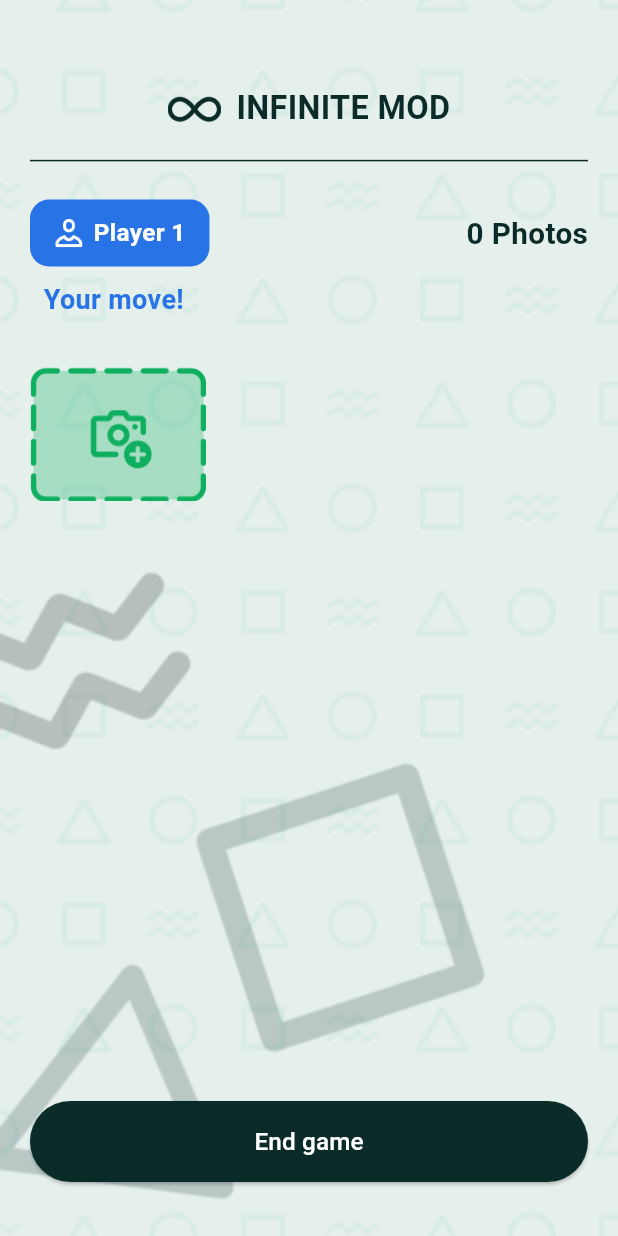
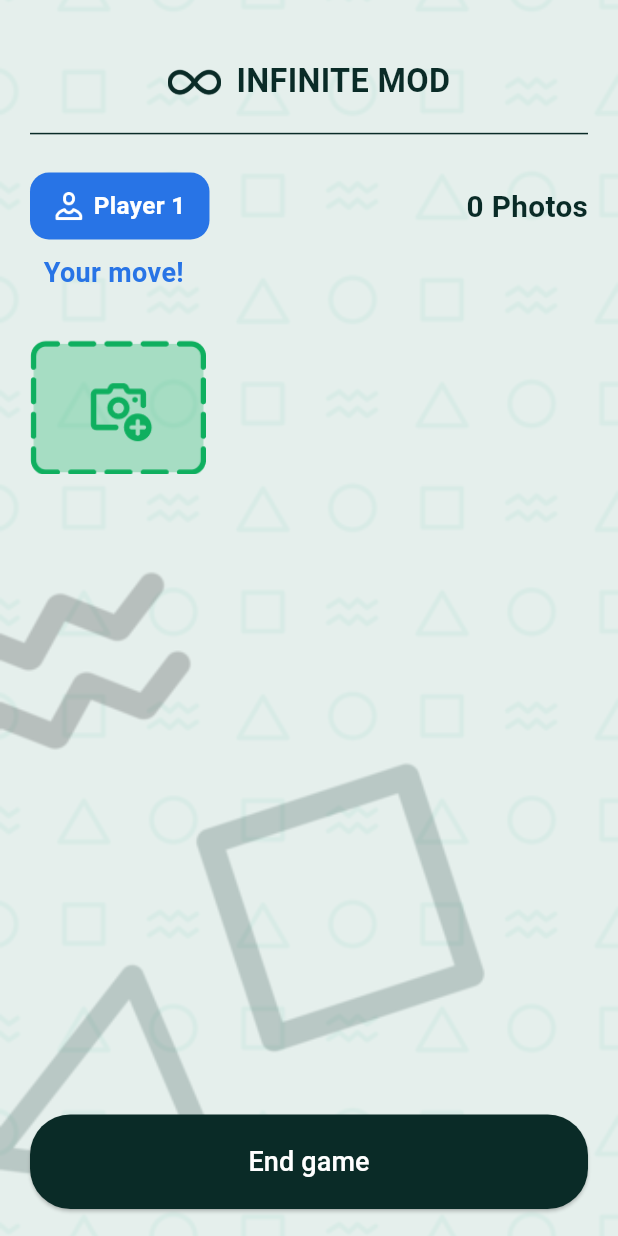
Before and after one commit to talhaliaqat3355/geometryhunter, a Flutter app: the GameModeScreen screen opened directly, after a tap on "INFINITE MOD", on a phone screen of 412 x 824 dp. Run offline on Flutter 3.47's test engine with Material 3 defaults, Android fonts, the phone set to English and light mode, and no system bars; our stand-ins replace audioplayers, device_preview, flutter_screenutil, get, image_picker.

```diff
--- a/lib/constants.dart
+++ b/lib/constants.dart
@@ -1,12 +1,13 @@
 import 'package:flutter/material.dart';
 import 'package:flutter_screenutil/flutter_screenutil.dart';
-
+// colors
 const kPrimaryColor = Color(0xFF0A2B27);
 const kSecondaryColor = Color(0xFF0FAF5F);
 const kPlayerColor = Color(0xFF2874E6);
 const kDrawTextColor = Color(0xFF5B5B5B);
 const kTextColor = Color(0xFF000000);
 const kPGContentTextColor = Color(0xFF141414);
+// TextStyles
 final kGalleryTextStyle = TextStyle(
   fontSize: 18.sp,
   color: Colors.white,
@@ -17,3 +18,53 @@ final kStartNewGameTextStyle =TextStyle(
   color: Colors.white,
   fontWeight: FontWeight.w600,
 );
+final kBackButtonTextStyle =  TextStyle(
+  fontWeight: FontWeight.bold,
+  fontSize: 18.sp,
+  color: kPrimaryColor,
+);
+final kSelectModTextStyle = TextStyle(
+  fontSize: 24.sp,
+  fontWeight: FontWeight.bold,
+  letterSpacing: 1,
+);
+final kBuildGameModTitleTextStyle =TextStyle(
+  fontSize: 26.sp,
+  color: kPrimaryColor,
+  fontWeight: FontWeight.bold,
+);
+final kTicTacToeTextStyle =TextStyle(
+  fontSize: 20,
+  fontWeight: FontWeight.bold,
+  letterSpacing: 1.w,
+  color: kPrimaryColor,
+);
+final kEndGameButtonTextStyle =  TextStyle(
+  color: Colors.white,
+  fontSize: 20.sp,
+);
+final k1vs1TextStyle = TextStyle(
+    fontSize: 24.sp,
+    fontWeight: FontWeight.bold,
+    color: kPrimaryColor
+);
+final kInfiniteModTextStyle = TextStyle(
+  fontWeight: FontWeight.bold,
+  fontSize: 24.sp,
+  color: kPrimaryColor,
+);
+final kPhotoCountTextStyle=TextStyle(
+    fontSize: 22.sp,
+    fontWeight: FontWeight.bold,
+    color: kPrimaryColor
+);
+final kYoursMoveTextStyle = TextStyle(
+  fontWeight: FontWeight.bold,
+  fontSize: 20.sp,
+  color: kPlayerColor,
+);
+final kPlayer1TextStyle =TextStyle(
+  color: Colors.white,
+  fontWeight: FontWeight.bold,
+  fontSize: 18.sp,
+);
--- a/lib/screens/game_mode_screen.dart
+++ b/lib/screens/game_mode_screen.dart
@@ -38,11 +38,7 @@ class GameModeScreen extends StatelessWidget {
                         SizedBox(width: 1.w),
                         Text(
                           "BACK",
-                          style: TextStyle(
-                            fontWeight: FontWeight.bold,
-                            fontSize: 18.sp,
-                            color: kPrimaryColor,
-                          ),
+                          style: kBackButtonTextStyle
                         ),
                       ],
                     ),
@@ -52,11 +48,7 @@ class GameModeScreen extends StatelessWidget {
                    Center(
                     child: Text(
                       "SELECT A MOD",
-                      style: TextStyle(
-                        fontSize: 24.sp,
-                        fontWeight: FontWeight.bold,
-                        letterSpacing: 1,
-                      ),
+                      style: kSelectModTextStyle
                     ),
                   ),
                    SizedBox(height: 40.h),
@@ -119,11 +111,7 @@ class GameModeScreen extends StatelessWidget {
              SizedBox(height: 10.h),
             Text(
               title,
-              style:  TextStyle(
-                fontSize: 26.sp,
-                color: kPrimaryColor,
-                fontWeight: FontWeight.bold,
-              ),
+              style: kBuildGameModTitleTextStyle
             ),
           ],
         ),
--- a/lib/screens/guide_screen.dart
+++ b/lib/screens/guide_screen.dart
@@ -121,7 +121,7 @@ class GuideScreen extends StatelessWidget {
                       },
                       style: ElevatedButton.styleFrom(
                         backgroundColor: kSecondaryColor,
-                        minimumSize:  Size(double.infinity, 60.h),
+                        minimumSize:  Size(double.infinity, 70.h),
                         shape: RoundedRectangleBorder(
                           borderRadius: BorderRadius.circular(30.r),
                         ),
--- a/lib/screens/infinite-mod_screen.dart
+++ b/lib/screens/infinite-mod_screen.dart
@@ -51,45 +51,40 @@ class _InfiniteModScreenState extends State<InfiniteModScreen> {
     }));
   }
 
-
   @override
   Widget build(BuildContext context) {
     return Scaffold(
       body: Stack(
         children: [
           Positioned.fill(
-              child: Image.asset('assets/images/bg.png',
+              child: Image.asset(
+                'assets/images/bg.png',
                 fit: BoxFit.cover,
-              )
-          ),
+              )),
           SafeArea(
-              child: Padding(
-                padding: EdgeInsets.symmetric(horizontal:20.w, vertical: 20.h),
             child: Column(
               children: [
-                     SizedBox(height: 40.h),
+                // Main scrollable content
+                Expanded(
+                  child: SingleChildScrollView(
+                    padding: EdgeInsets.symmetric(horizontal: 20.w, vertical: 20.h),
+                    child: Column(
+                      crossAxisAlignment: CrossAxisAlignment.stretch,
+                      children: [
+                        SizedBox(height: 20.h),
                         Row(
                           mainAxisAlignment: MainAxisAlignment.center,
                           children: [
-                        Image.asset(
-                          'assets/images/infinite_icon.png',
-                          height: 40.h,
-                        ),
+                            Image.asset('assets/images/infinite_icon.png', height: 40.h),
                             SizedBox(width: 10.w),
                             Text(
                               'INFINITE MOD',
-                          style: TextStyle(
-                            fontWeight: FontWeight.bold,
-                            fontSize: 24.sp,
-                            color: kPrimaryColor,
-                          ),
+                              style: kInfiniteModTextStyle
                             )
                           ],
                         ),
                         SizedBox(height: 10.h),
-                    Divider(
-                      color: kPrimaryColor,
-                    ),
+                        Divider(color: kPrimaryColor),
                         SizedBox(height: 20.h),
                         Row(
                           mainAxisAlignment: MainAxisAlignment.spaceBetween,
@@ -97,11 +92,7 @@ class _InfiniteModScreenState extends State<InfiniteModScreen> {
                             _playerTag(),
                             Text(
                               '${_images.length} Photos',
-                          style: TextStyle(
-                            fontSize: 22.sp,
-                            fontWeight: FontWeight.bold,
-                            color: kPrimaryColor
-                          ),
+                              style: kPhotoCountTextStyle
                             )
                           ],
                         ),
@@ -110,43 +101,51 @@ class _InfiniteModScreenState extends State<InfiniteModScreen> {
                           padding: EdgeInsets.symmetric(horizontal: 10.h),
                           child: Align(
                             alignment: Alignment.centerLeft,
-                        child:  Text(
+                            child: Text(
                               'Your move!',
-                          style: TextStyle(
-                          fontWeight: FontWeight.bold,
-                            fontSize: 20.sp,
-                            color: kPlayerColor,
-                        ),
+                              style: kYoursMoveTextStyle
                             ),
                           ),
                         ),
                         SizedBox(height: 20.h),
-                    Expanded(
-                            child: GridView.builder(
+
+                        GridView.builder(
+                          shrinkWrap: true,
+                          physics: NeverScrollableScrollPhysics(),
                           itemCount: _images.length + 1,
                           gridDelegate: const SliverGridDelegateWithFixedCrossAxisCount(
                             crossAxisCount: 3,
                             crossAxisSpacing: 10,
                             mainAxisSpacing: 10,
                           ),
-                              itemBuilder: (context, index){
-                                if(index == _images.length){
+                          itemBuilder: (context, index) {
+                            if (index == _images.length) {
                               return GestureDetector(
                                 onTap: _takePhoto,
-                                    child: Image.asset('assets/images/camera_placeholder.png',height: 100,),
+                                child: Image.asset(
+                                  'assets/images/camera_placeholder.png',
+                                  height: 100,
+                                ),
                               );
-                                }
-                                else{
+                            } else {
                               return ClipRRect(
                                 borderRadius: BorderRadius.circular(8.r),
-                                   child: Image.file(_images [index], fit: BoxFit.cover,)
+                                child: Image.file(
+                                  _images[index],
+                                  fit: BoxFit.cover,
+                                ),
                               );
                             }
                           },
                         ),
+                        SizedBox(height: 20.h),
+                      ],
                     ),
-                           SizedBox(height: 20.h ),
-                          Padding(padding: EdgeInsets.only(bottom: 20.h),
+                  ),
+                ),
+
+                Padding(
+                  padding: EdgeInsets.only(left: 20.w, right: 20.w, bottom: 20.h),
                   child: ElevatedButton(
                     onPressed: () {
                       final usedShapes = GalleryStore.getTaggedImages()
@@ -161,53 +160,44 @@ class _InfiniteModScreenState extends State<InfiniteModScreen> {
                         shapeList: usedShapes,
                       ));
                     },
-
                     style: ElevatedButton.styleFrom(
-                                  minimumSize:  Size(double.infinity,60.h) ,
+                      minimumSize: Size(double.infinity, 70.h),
                       backgroundColor: kPrimaryColor,
                       shape: RoundedRectangleBorder(
-                                    borderRadius: BorderRadius.circular(30.r)
-                                  )
+                        borderRadius: BorderRadius.circular(30.r),
+                      ),
                     ),
                     child: Text(
                       'End game',
-                                style: TextStyle(
-                                  fontSize: 18.sp,
-                                  fontWeight: FontWeight.w500,
-                                  color: Colors.white,
+                      style: kEndGameButtonTextStyle
                     ),
-                                )
                   ),
                 )
               ],
-                ),
-              )
-          )
-        ],
-      ),
-    );
-  }
-  Widget _playerTag() {
-    return Container(
-      padding:  EdgeInsets.symmetric(horizontal: 16.w, vertical: 12.h),
-      decoration: BoxDecoration(
-        color: kPlayerColor,
-        borderRadius: BorderRadius.circular(14.r),
-      ),
-      child: Row(
-        children:  [
-          Image.asset('assets/images/person_icon.png', height: 22.h,color: Colors.white),
-          SizedBox(width: 6.w),
-          Text(
-            "Player 1",
-            style: TextStyle(
-              color: Colors.white,
-              fontWeight: FontWeight.bold,
-              fontSize: 18.sp
             ),
           )
         ],
       ),
     );
   }
+
+  Widget _playerTag() {
+    return Container(
+      padding: EdgeInsets.symmetric(horizontal: 16.w, vertical: 12.h),
+      decoration: BoxDecoration(
+        color: kPlayerColor,
+        borderRadius: BorderRadius.circular(14.r),
+      ),
+      child: Row(
+        children: [
+          Image.asset('assets/images/person_icon.png', height: 22.h, color: Colors.white),
+          SizedBox(width: 6.w),
+          Text(
+            "Player 1",
+            style: kPlayer1TextStyle
+          )
+        ],
+      ),
+    );
   }
+}
```
Also changed, not shown: lib/screens/1vs1game-mod_screen.dart (+46 -30 lines), lib/screens/game-over&draw_screens/game-draw_screen.dart (+7 -2 lines), lib/screens/game-over&draw_screens/game-over-infinite_screen.dart (+29 -31 lines), lib/screens/game-over&draw_screens/game-win(1vs1)_screen.dart (+8 -3 lines), lib/screens/game-over&draw_screens/game-win(tic-tac-toe)_screen.dart (+8 -2 lines), lib/screens/home_screen.dart (+8 -1 lines), lib/screens/photo-preview_screen.dart (+31 -19 lines), lib/screens/splash_screen.dart (+11 -6 lines), lib/screens/tic-tac-3x3-gamemode_screen.dart (+21 -35 lines). Lines whose indentation alone changed are shown as unchanged.
